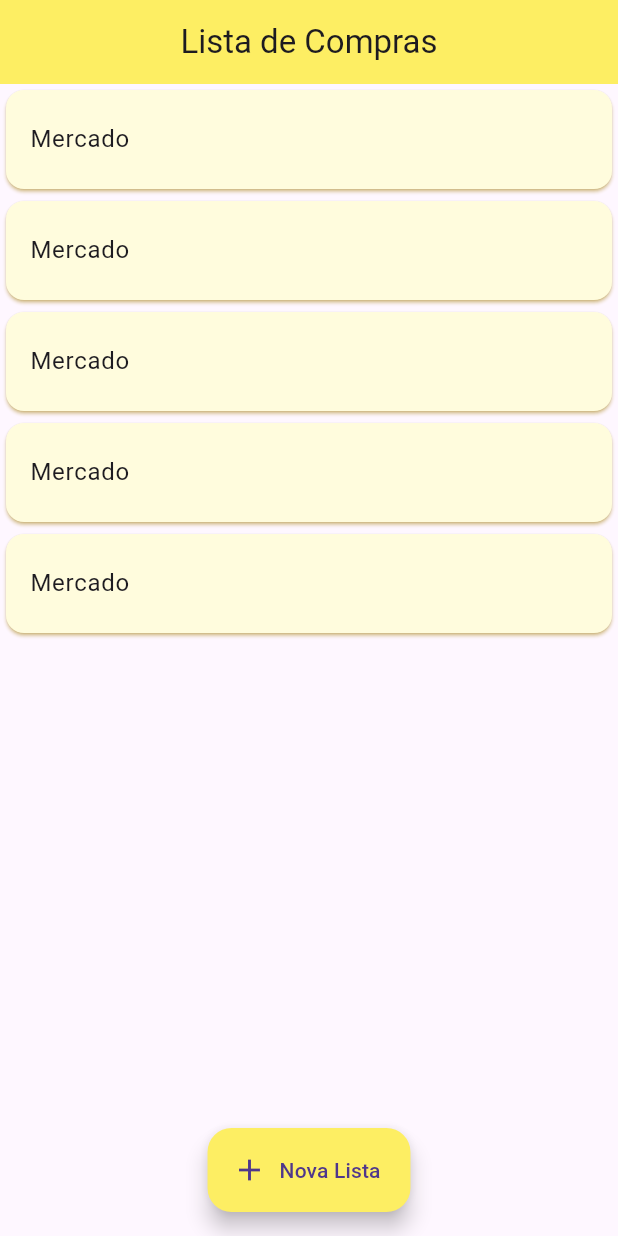
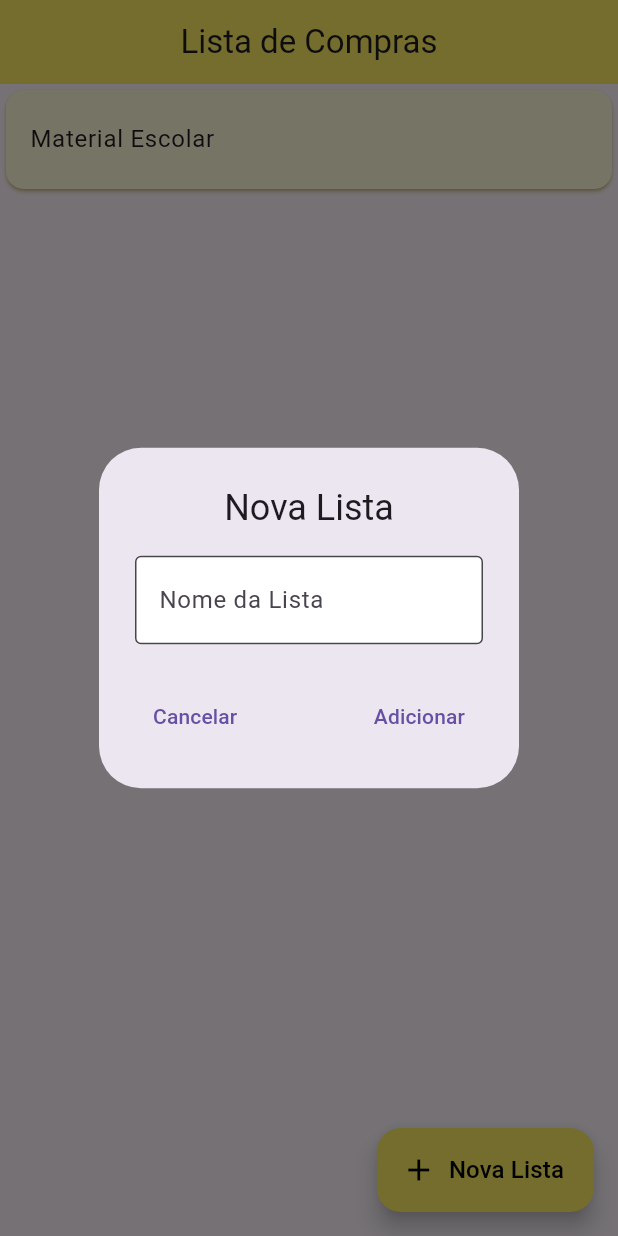
Before and after one commit to menezesjessicacristina/P1Plotze, a Flutter app: the screen it shows after launch, after a tap on "Nova Lista", on a phone screen of 412 x 824 dp. Run offline on Flutter 3.47's test engine with Material 3 defaults, Android fonts, the phone set to English and light mode, and no system bars; our stand-ins replace device_preview.

Commit message:
alterações

```diff
--- a/lib/funcoes.dart
+++ b/lib/funcoes.dart
@@ -4,7 +4,7 @@ class Funcoes {
   TextFormField campodeformulario(
     TextEditingController controle,
     String label,
-    int opcao,
+    int? opcao,
   ) {
     List<IconData> icone = [
       Icons.email_outlined,
@@ -19,10 +19,11 @@ class Funcoes {
           fillColor: Colors.white,
           filled: true,
           border: const OutlineInputBorder(),
-          prefixIcon: Icon(icone[opcao]),
+          prefixIcon: opcao == null || opcao == 4 ? null : Icon(icone[opcao]),
         ),
         // VALIDAÇÃO
         validator: (value) {
+          if (opcao != 4) {
             if (value == null) {
               return 'Campo Obrigatório';
             } else if (value.isEmpty) {
@@ -40,6 +41,7 @@ class Funcoes {
                   return 'Informe um valor Numerico';
                 }
             }
+          }
           return null;
         });
   }
--- a/lib/main.dart
+++ b/lib/main.dart
@@ -2,7 +2,6 @@
 
 import 'package:device_preview/device_preview.dart';
 import 'package:flutter/material.dart';
-import 'package:meu_login/views/login_view.dart';
 import 'package:meu_login/views/principal_view.dart';
 
 void main() {
--- a/lib/views/principal_view.dart
+++ b/lib/views/principal_view.dart
@@ -1,5 +1,6 @@
 import 'package:flutter/material.dart';
-import 'package:flutter/widgets.dart';
+import 'package:meu_login/funcoes.dart';
+import 'package:meu_login/views/itens_view.dart';
 
 class PrincipalView extends StatefulWidget {
   const PrincipalView({super.key});
@@ -9,40 +10,101 @@ class PrincipalView extends StatefulWidget {
 }
 
 class _PrincipalViewState extends State<PrincipalView> {
+  TextEditingController listaCompras = TextEditingController();
+  var nomeListaFormKey = GlobalKey<FormState>();
+  List<String> lista = ['Material Escolar'];
+
   @override
   Widget build(BuildContext context) {
     return SafeArea(
       child: Scaffold(
         appBar: AppBar(
           centerTitle: true,
-          title: Text('Lista de Compras'),
+          title: const Text('Lista de Compras'),
           automaticallyImplyLeading: false,
           backgroundColor: const Color.fromARGB(255, 253, 238, 99),
         ),
         body: ListView.builder(
-          itemCount: 5,
+          itemCount: lista.length,
           itemBuilder: (BuildContext context, int index) {
             return Card(
-              color: Color.fromARGB(255, 255, 252, 219),
+              color: const Color.fromARGB(255, 255, 252, 219),
               shadowColor: Colors.amber,
               surfaceTintColor: Colors.white,
               child: Padding(
                 padding: const EdgeInsets.symmetric(vertical: 5),
                 child: ListTile(
-                  title: Text('Mercado'),
+                  onTap: () {
+                    Navigator.push(
+                      context,
+                      MaterialPageRoute(
+                          builder: (context) =>
+                              ItensView(nomeLista: lista[index])),
+                    );
+                  },
+                  title: Text(lista[index]),
                 ),
               ),
             );
           },
         ),
-        floatingActionButtonLocation: FloatingActionButtonLocation.centerFloat,
+        //floatingActionButtonLocation: FloatingActionButtonLocation.centerFloat,
         floatingActionButton: FloatingActionButton.extended(
-          onPressed: () {},
-          label: Text('Nova Lista'),
-          icon: Icon(Icons.add),
+          onPressed: () {
+            showDialog(
+                context: context,
+                builder: (BuildContext context) {
+                  return novaLista();
+                });
+          },
+          label: const Text(
+            'Nova Lista',
+            style: TextStyle(color: Colors.black, fontSize: 16),
+          ),
+          icon: const Icon(
+            Icons.add,
+            color: Colors.black,
+          ),
           backgroundColor: const Color.fromARGB(255, 253, 238, 99),
         ),
       ),
     );
   }
+
+  AlertDialog novaLista() {
+    return AlertDialog(
+      elevation: 0,
+      actionsAlignment: MainAxisAlignment.spaceBetween,
+      title: const Text(
+        'Nova Lista',
+        textAlign: TextAlign.center,
+      ),
+      content: Form(
+        key: nomeListaFormKey,
+        child: Funcoes().campodeformulario(listaCompras, 'Nome da Lista', null),
+      ),
+      actions: [
+        TextButton(
+          onPressed: () {
+            listaCompras.text = '';
+            Navigator.pop(context);
+          },
+          child: const Text("Cancelar"),
+        ),
+        TextButton(
+          onPressed: () {
+            debugPrint(listaCompras.text);
+            if (nomeListaFormKey.currentState!.validate()) {
+              setState(() {
+                lista.add(listaCompras.text);
+              });
+              listaCompras.text = '';
+              Navigator.pop(context);
+            }
+          },
+          child: const Text("Adicionar"),
+        ),
+      ],
+    );
+  }
 }
```
Also changed, not shown: lib/views/itens_view.dart (added, +145 -0 lines). Lines whose indentation alone changed are shown as unchanged.
